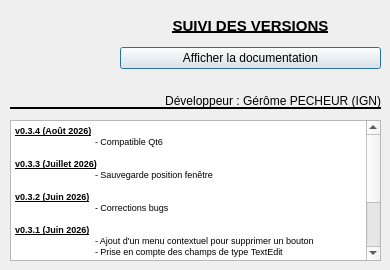
Before: the Qt Designer form aproposde.ui in IGNF/jeux-attributs-qgis-plugin, drawn with Qt 5.
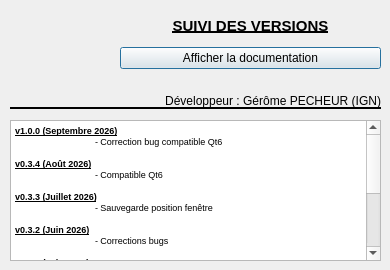
After: the same form once the commit is applied. Icons and pictures are not drawn.

The edit to the form file:
```diff
--- a/aproposde.ui
+++ b/aproposde.ui
@@ -100,6 +100,9 @@
 &lt;html&gt;&lt;head&gt;&lt;meta name=&quot;qrichtext&quot; content=&quot;1&quot; /&gt;&lt;style type=&quot;text/css&quot;&gt;
 p, li { white-space: pre-wrap; }
 &lt;/style&gt;&lt;/head&gt;&lt;body style=&quot; font-family:'MS Shell Dlg 2'; font-size:8.25pt; font-weight:400; font-style:normal;&quot;&gt;
+&lt;p style=&quot; margin-top:0px; margin-bottom:0px; margin-left:0px; margin-right:0px; -qt-block-indent:0; text-indent:0px;&quot;&gt;&lt;span style=&quot; font-size:7pt; font-weight:600; text-decoration: underline;&quot;&gt;v1.0.0 (Septembre 2026)&lt;/span&gt;&lt;/p&gt;
+&lt;p style=&quot; margin-top:0px; margin-bottom:0px; margin-left:0px; margin-right:0px; -qt-block-indent:0; text-indent:0px;&quot;&gt;&lt;span style=&quot; font-size:7pt;&quot;&gt;	- Correction bug compatible Qt6&lt;/span&gt;&lt;/p&gt;
+&lt;p style=&quot;-qt-paragraph-type:empty; margin-top:0px; margin-bottom:0px; margin-left:0px; margin-right:0px; -qt-block-indent:0; text-indent:0px; font-size:7pt;&quot;&gt;&lt;br /&gt;&lt;/p&gt;
 &lt;p style=&quot; margin-top:0px; margin-bottom:0px; margin-left:0px; margin-right:0px; -qt-block-indent:0; text-indent:0px;&quot;&gt;&lt;span style=&quot; font-size:7pt; font-weight:600; text-decoration: underline;&quot;&gt;v0.3.4 (Août 2026)&lt;/span&gt;&lt;/p&gt;
 &lt;p style=&quot; margin-top:0px; margin-bottom:0px; margin-left:0px; margin-right:0px; -qt-block-indent:0; text-indent:0px;&quot;&gt;&lt;span style=&quot; font-size:7pt;&quot;&gt;	- Compatible Qt6&lt;/span&gt;&lt;/p&gt;
 &lt;p style=&quot;-qt-paragraph-type:empty; margin-top:0px; margin-bottom:0px; margin-left:0px; margin-right:0px; -qt-block-indent:0; text-indent:0px; font-size:7pt;&quot;&gt;&lt;br /&gt;&lt;/p&gt;
```
